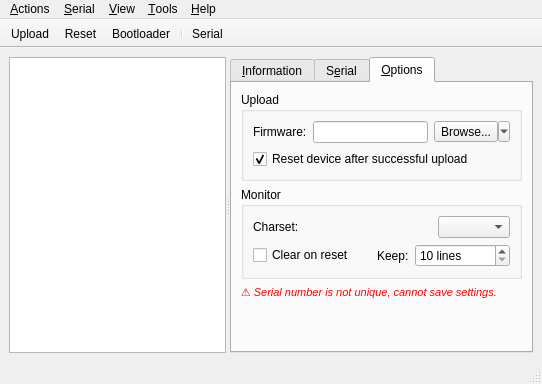
Qt form src/tyqt/main_window.ui (Koromix/tytools) before a commit.
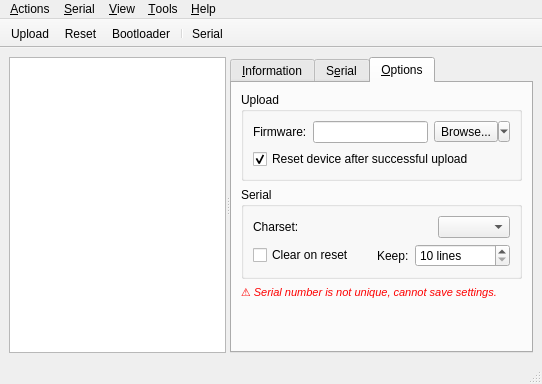
The same form after that commit. The open tabs and pages were chosen to show the change. Icons and pictures are not drawn. Custom widgets are drawn as their Qt base class.

Commit message: Fix remaining 'Monitor' label on options page

The edit to the form file:
```diff
--- a/src/tyqt/main_window.ui
+++ b/src/tyqt/main_window.ui
@@ -321,7 +321,7 @@
          <item>
           <widget class="QGroupBox" name="groupBox_2">
            <property name="title">
-            <string>Monitor</string>
+            <string>Serial</string>
            </property>
            <layout class="QVBoxLayout" name="verticalLayout_6">
             <item>
```
